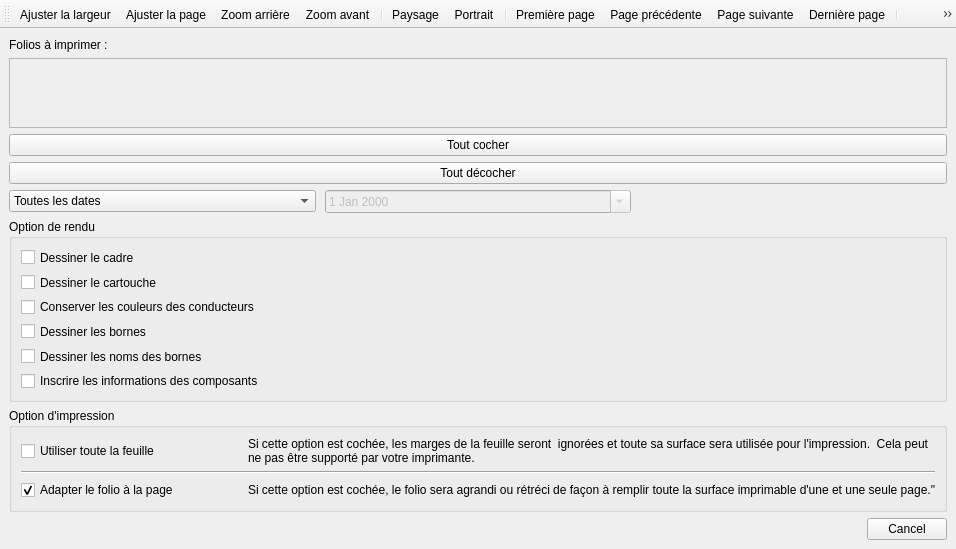
This is sources/print/projectprintwindow.ui in qelectrotech/qelectrotech-source-mirror as Qt 5 draws it before an edit. The edited form follows.
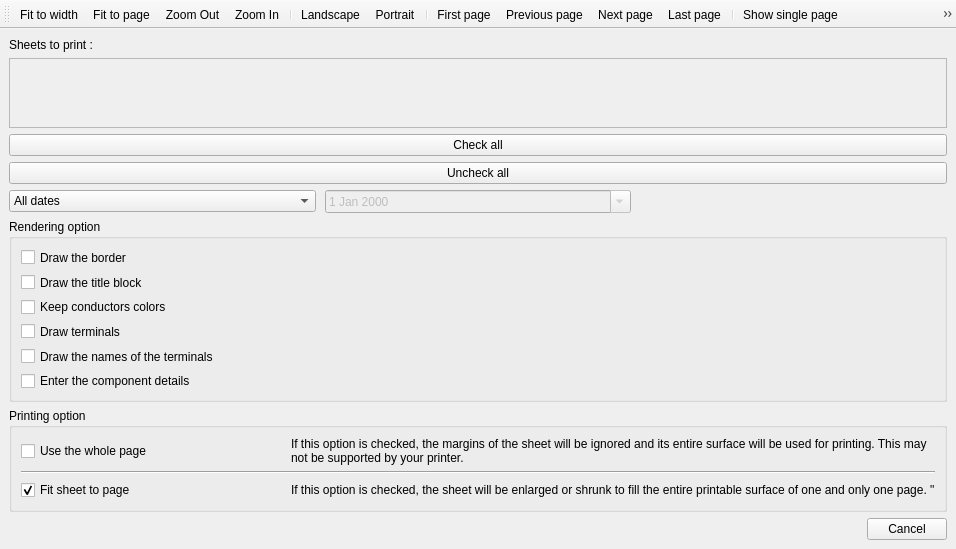
This is the edited form. Icons and pictures are not drawn.

The edit to the form file:
```diff
--- a/sources/print/projectprintwindow.ui
+++ b/sources/print/projectprintwindow.ui
@@ -28,7 +28,7 @@
         <item>
          <widget class="QLabel" name="label_3">
           <property name="text">
-           <string>Folios à imprimer :</string>
+           <string>Sheets to print :</string>
           </property>
          </widget>
         </item>
@@ -67,14 +67,14 @@
         <item>
          <widget class="QPushButton" name="m_check_all_pb">
           <property name="text">
-           <string>Tout cocher</string>
+           <string>Check all</string>
           </property>
          </widget>
         </item>
         <item>
          <widget class="QPushButton" name="m_uncheck_all">
           <property name="text">
-           <string>Tout décocher</string>
+           <string>Uncheck all</string>
           </property>
          </widget>
         </item>
@@ -100,7 +100,7 @@
             <widget class="QComboBox" name="m_date_from_cb">
              <item>
               <property name="text">
-               <string>Toutes les dates</string>
+               <string>All dates</string>
               </property>
              </item>
              <item>
@@ -151,41 +151,41 @@
     <item>
      <widget class="QGroupBox" name="groupBox">
       <property name="title">
-       <string>Option de rendu</string>
+       <string>Rendering option</string>
       </property>
       <layout class="QVBoxLayout" name="verticalLayout">
        <item>
         <widget class="QCheckBox" name="m_draw_border_cb">
          <property name="text">
-          <string>Dessiner le cadre</string>
+          <string>Draw the border</string>
          </property>
         </widget>
        </item>
        <item>
         <widget class="QCheckBox" name="m_draw_titleblock_cb">
          <property name="text">
-          <string>Dessiner le cartouche</string>
+          <string>Draw the title block</string>
          </property>
         </widget>
        </item>
        <item>
         <widget class="QCheckBox" name="m_keep_conductor_color_cb">
          <property name="text">
-          <string>Conserver les couleurs des conducteurs</string>
+          <string>Keep conductors colors</string>
          </property>
         </widget>
        </item>
        <item>
         <widget class="QCheckBox" name="m_draw_terminal_cb">
          <property name="text">
-          <string>Dessiner les bornes</string>
+          <string>Draw terminals</string>
          </property>
         </widget>
        </item>
         <item>
           <widget class="QCheckBox" name="m_draw_terminal_names_cb">
            <property name="text">
-            <string>Dessiner les noms des bornes</string>
+            <string>Draw the names of the terminals</string>
            </property>
            <property name="checked">
             <bool>false</bool>
@@ -195,7 +195,7 @@
         <item>
           <widget class="QCheckBox" name="m_component_info_cb">
            <property name="text">
-            <string>Inscrire les informations des composants</string>
+            <string>Enter the component details</string>
            </property>
            <property name="checked">
             <bool>false</bool>
@@ -208,13 +208,13 @@
     <item>
      <widget class="QGroupBox" name="groupBox_2">
       <property name="title">
-       <string>Option d'impression</string>
+       <string>Printing option</string>
       </property>
       <layout class="QGridLayout" name="gridLayout_2">
        <item row="3" column="0">
         <widget class="QCheckBox" name="m_fit_in_page_cb">
          <property name="text">
-          <string>Adapter le folio à la page</string>
+          <string>Fit sheet to page</string>
          </property>
          <property name="checked">
           <bool>true</bool>
@@ -224,14 +224,14 @@
        <item row="0" column="0">
         <widget class="QCheckBox" name="m_use_full_page_cb">
          <property name="text">
-          <string>Utiliser toute la feuille</string>
+          <string>Use the whole page</string>
          </property>
         </widget>
        </item>
        <item row="3" column="1">
         <widget class="QLabel" name="label_2">
          <property name="text">
-          <string>Si cette option est cochée, le folio sera agrandi ou rétréci de façon à remplir toute la surface imprimable d'une et une seule page.&quot;</string>
+          <string>If this option is checked, the sheet will be enlarged or shrunk to fill the entire printable surface of one and only one page. "</string>
          </property>
          <property name="margin">
           <number>0</number>
@@ -241,7 +241,7 @@
        <item row="0" column="1">
         <widget class="QLabel" name="label">
          <property name="text">
-          <string>Si cette option est cochée, les marges de la feuille seront  ignorées et toute sa surface sera utilisée pour l'impression.  Cela peut ne pas être supporté par votre imprimante.</string>
+          <string>If this option is checked, the margins of the sheet will be ignored and its entire surface will be used for printing. This may not be supported by your printer.</string>
          </property>
          <property name="wordWrap">
           <bool>true</bool>
@@ -307,7 +307,7 @@
     <iconset theme="view_fit_width"/>
    </property>
    <property name="text">
-    <string>Ajuster la largeur</string>
+    <string>Fit to width</string>
    </property>
   </action>
   <action name="m_adjust_page_action">
@@ -315,7 +315,7 @@
     <iconset theme="view-fit-window"/>
    </property>
    <property name="text">
-    <string>Ajuster la page</string>
+    <string>Fit to page</string>
    </property>
   </action>
   <action name="m_zoom_out_action">
@@ -323,7 +323,7 @@
     <iconset theme="zoom-out"/>
    </property>
    <property name="text">
-    <string>Zoom arrière</string>
+    <string>Zoom Out</string>
    </property>
   </action>
   <action name="m_zoom_in_action">
@@ -331,7 +331,7 @@
     <iconset theme="zoom-in"/>
    </property>
    <property name="text">
-    <string>Zoom avant</string>
+    <string>Zoom In</string>
    </property>
   </action>
   <action name="m_landscape_action">
@@ -339,7 +339,7 @@
     <iconset theme="landscape"/>
    </property>
    <property name="text">
-    <string>Paysage</string>
+    <string>Landscape</string>
    </property>
   </action>
   <action name="m_portrait_action">
@@ -355,7 +355,7 @@
     <iconset theme="arrow-left-double"/>
    </property>
    <property name="text">
-    <string>Première page</string>
+    <string>First page</string>
    </property>
   </action>
   <action name="m_previous_page_action">
@@ -363,7 +363,7 @@
     <iconset theme="arrow-left"/>
    </property>
    <property name="text">
-    <string>Page précédente</string>
+    <string>Previous page</string>
    </property>
   </action>
   <action name="m_next_page_action">
@@ -371,7 +371,7 @@
     <iconset theme="arrow-right"/>
    </property>
    <property name="text">
-    <string>Page suivante</string>
+    <string>Next page</string>
    </property>
   </action>
   <action name="m_last_page_action">
@@ -379,7 +379,7 @@
     <iconset theme="arrow-right-double"/>
    </property>
    <property name="text">
-    <string>Dernière page</string>
+    <string>Last page</string>
    </property>
   </action>
   <action name="m_display_single_page_action">
@@ -387,7 +387,7 @@
     <iconset theme="single_page"/>
    </property>
    <property name="text">
-    <string>Afficher une seule page</string>
+    <string>Show single page</string>
    </property>
   </action>
   <action name="m_display_two_page_action">
@@ -395,7 +395,7 @@
     <iconset theme="two_pages"/>
    </property>
    <property name="text">
-    <string>Afficher deux pages</string>
+    <string>Display facing pages</string>
    </property>
   </action>
   <action name="m_display_all_page_action">
@@ -403,7 +403,7 @@
     <iconset theme="all_pages"/>
    </property>
    <property name="text">
-    <string>Afficher un aperçu de toutes les pages</string>
+    <string>Display all pages</string>
    </property>
   </action>
   <action name="m_page_setup">
@@ -411,7 +411,7 @@
     <iconset theme="document-print-frame"/>
    </property>
    <property name="text">
-    <string>mise en page</string>
+    <string>Page layout</string>
    </property>
   </action>
  </widget>
```
Left out of the diff: 4 changed lines with no effect on the pictures.
